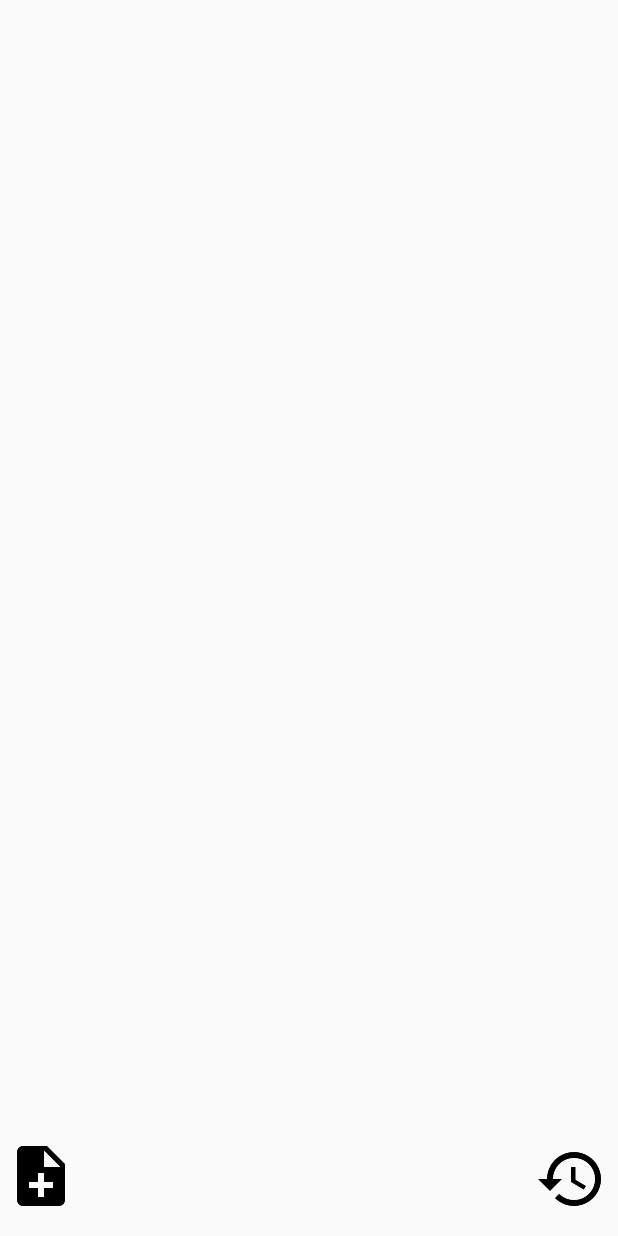
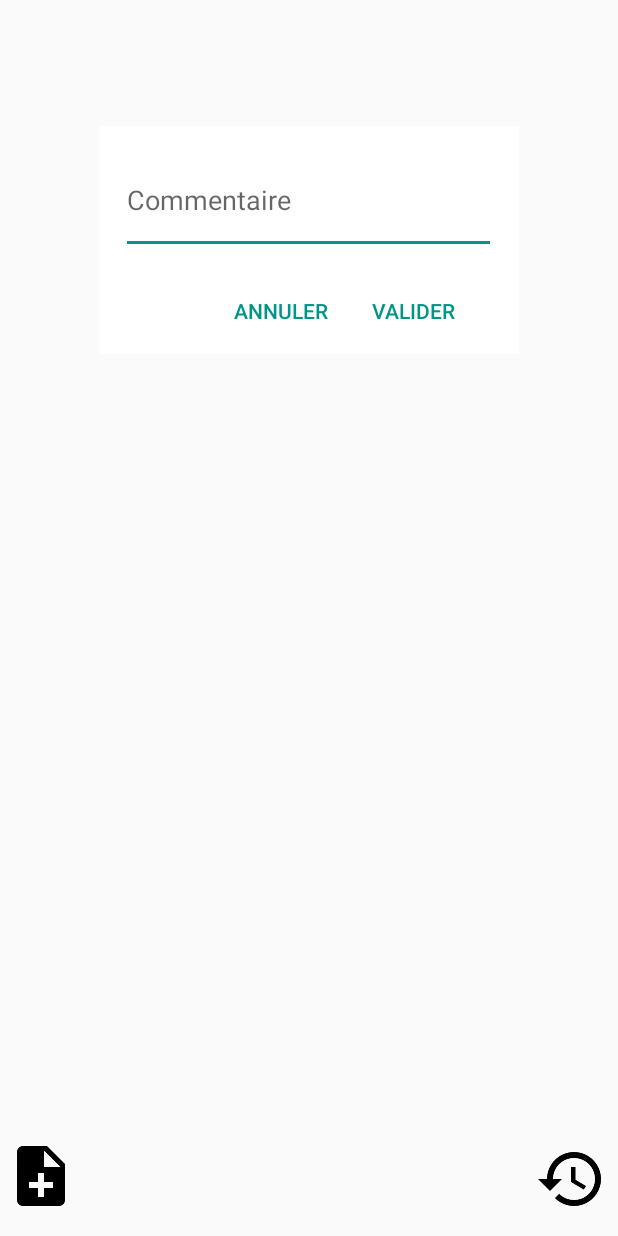
Before and after one commit to micheldu01/MoodTracker2, an Android app: the layout activity_main.xml on its own in the app's theme, with its tools: preview values and no code run, on a phone screen of 412 x 824 dp. Run offline under Robolectric (Android 15) with nearby library versions, the phone set to English and light mode, and no system bars.

Commit message:
ajout de la fenetre edit text

```diff
--- a/app/src/main/res/layout/activity_main.xml
+++ b/app/src/main/res/layout/activity_main.xml
@@ -13,6 +13,43 @@
         android:id="@+id/viewPager">
 
     </android.support.v4.view.ViewPager>
+
+    <TextView
+        android:id="@+id/carre_blanc"
+        android:layout_marginTop="84dp"
+        android:layout_centerHorizontal="true"
+        android:background="@color/white"
+        android:layout_width="280dp"
+        android:layout_height="152dp"/>
+
+    <EditText
+        android:id="@+id/edit_text"
+        android:layout_width="250dp"
+        android:layout_height="72dp"
+        android:layout_centerHorizontal="true"
+        android:layout_marginTop="97dp"
+        android:backgroundTint="@color/green_line"
+        android:hint="Commentaire"/>
+
+
+    <Button
+        android:id="@+id/btn_valider_commentaire"
+        android:text="valider"
+        android:textColor="@color/green_text"
+        android:layout_marginTop="183dp"
+        android:layout_marginLeft="231dp"
+        android:background="@null"
+        android:layout_width="wrap_content"
+        android:layout_height="wrap_content"/>
+    <Button
+        android:id="@+id/btn_annuler_commentaire"
+        android:text="annuler"
+        android:textColor="@color/green_text"
+        android:layout_marginTop="183dp"
+        android:layout_marginLeft="143dp"
+        android:background="@null"
+        android:layout_width="wrap_content"
+        android:layout_height="wrap_content"/>
 
     <Button
         android:id="@+id/button_commenter"
--- a/app/src/main/res/values/colors.xml
+++ b/app/src/main/res/values/colors.xml
@@ -10,5 +10,8 @@
     <color name="cornflower_blue_65">#a5468ad9</color>
     <color name="light_sage">#ffb8e986</color>
     <color name="banana_yellow">#fff9ec4f</color>
+    <color name="green_line">#009688</color>
+    <color name="green_text">#009587</color>
+    <color name="white">#FFFFFF</color>
 
 </resources>
```
Also changed, not shown: app/src/main/java/com/michelapplication/moodtracker/MainActivity.java (+68 -0 lines).
